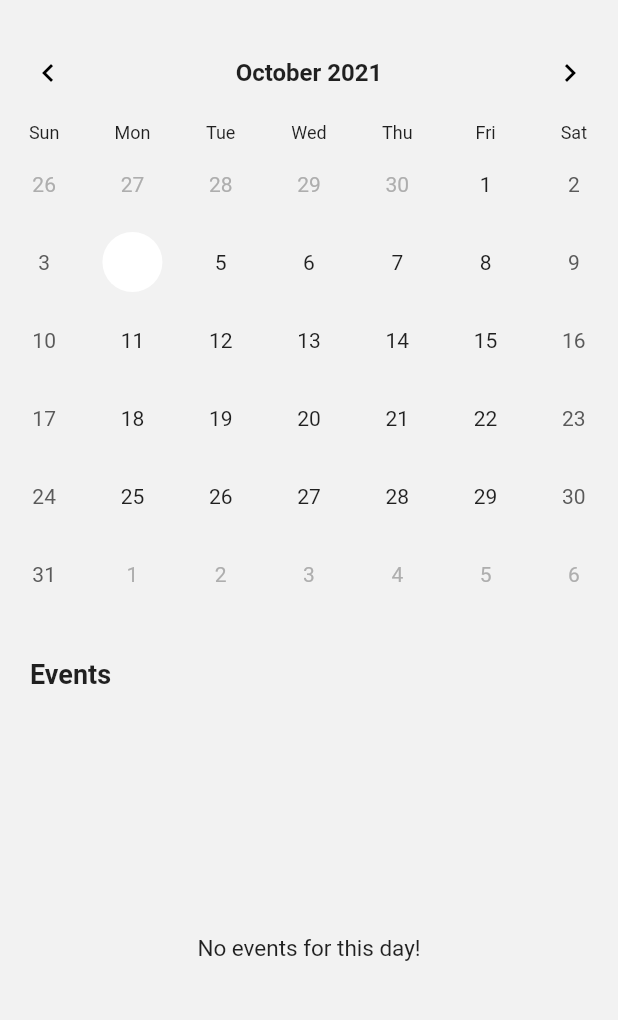
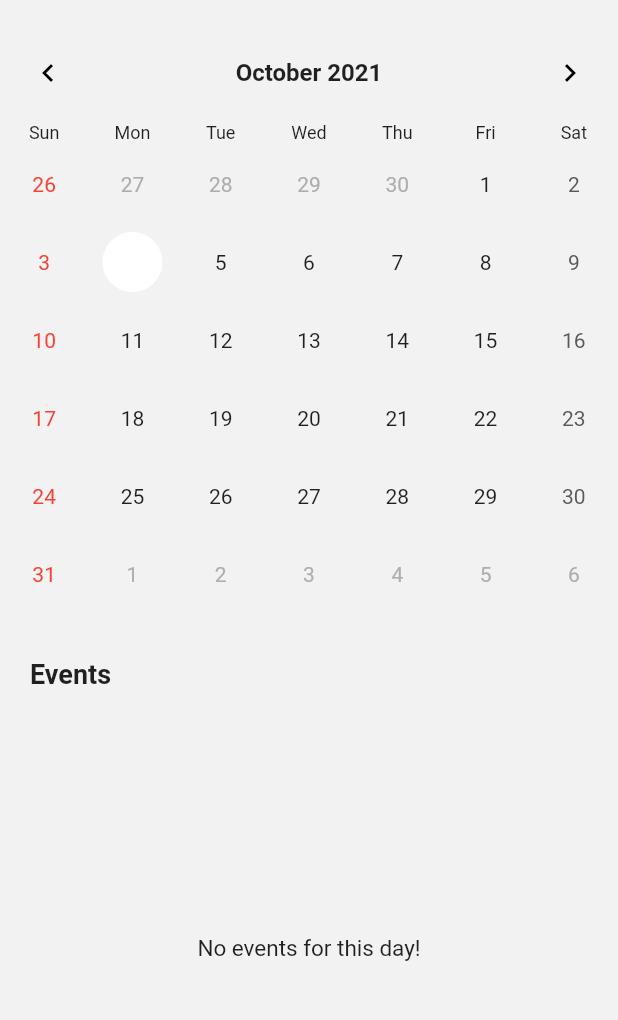
Before and after one commit to dipanshparmar/cpuh-client-app, a Flutter app: the screen it shows after launch, on a phone screen of 412 x 824 dp, the part 59-1079 px from its top. Run offline on Flutter 3.47's test engine with Material 2 defaults, Android fonts, the phone set to English and light mode, and no system bars; drawn by our look-alikes of table_calendar.

Commit message:
added red color on sundays

```diff
--- a/lib/widgets/calendar.dart
+++ b/lib/widgets/calendar.dart
@@ -120,6 +120,11 @@ class _CalendarState extends State<Calendar> {
 
       // calendar styles
       calendarStyle: CalendarStyle(
+        holidayTextStyle: const TextStyle(
+          color: Colors.red,
+        ),
+        // overriding the default configs
+        holidayDecoration: const BoxDecoration(),
         selectedTextStyle: TextStyle(
           color: Theme.of(context).primaryColor,
         ),
@@ -139,6 +144,16 @@ class _CalendarState extends State<Calendar> {
         markersMaxCount: 1,
       ),
 
+      // used to define holiday dates
+      holidayPredicate: (day) {
+        // marking all the days on sunday as holiday
+        if (day.weekday == DateTime.sunday) {
+          return true;
+        }
+
+        return false;
+      },
+
       // event loader (used to show the dots below dates)
       eventLoader: (day) {
         return Provider.of<EventsProvider>(context, listen: false)
```
Also changed, not shown: pubspec.lock.
